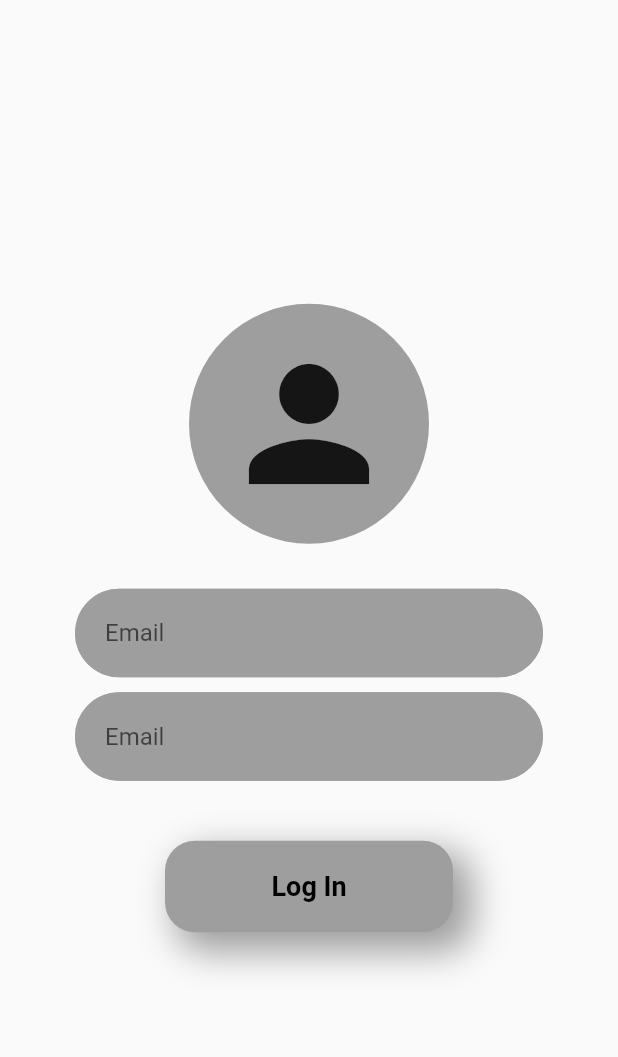
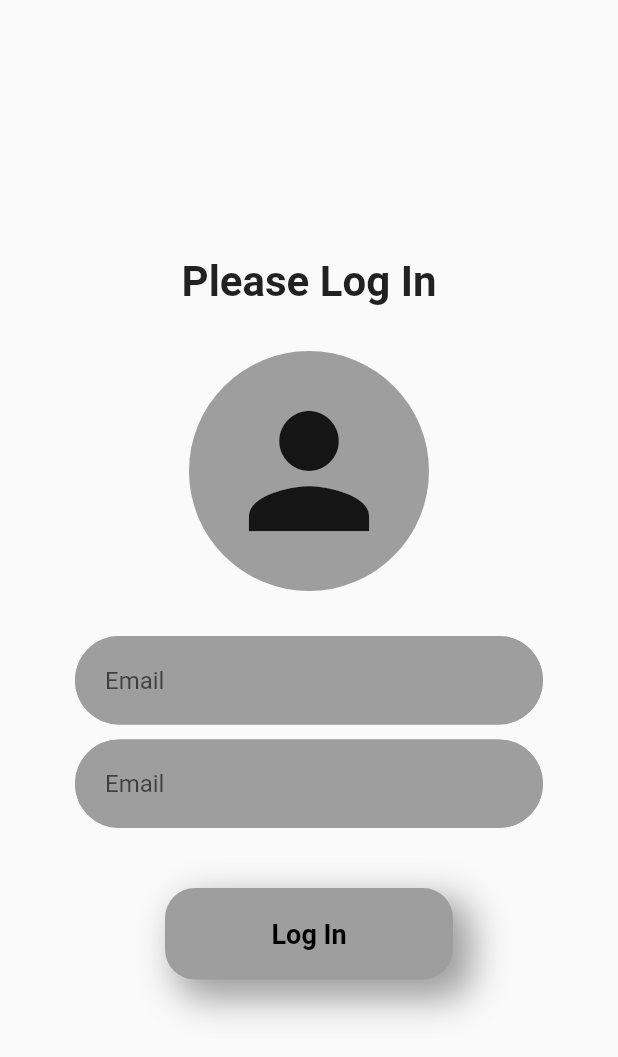
Before and after one commit to shankarkharel/quick_attendance, a Flutter app: the screen it shows after launch, after a tap on "Log In", on a phone screen of 412 x 824 dp. Shown: the top 1057 px of the screen. Run offline on Flutter 3.47's test engine with Material 2 defaults, Android fonts, the light colour scheme and no system bars.

Commit message:
update : added header text on login-screen

```diff
--- a/lib/presentation/screens/login_screen.dart
+++ b/lib/presentation/screens/login_screen.dart
@@ -21,6 +21,8 @@ class _LoginScreenState extends State<LoginScreen> {
           crossAxisAlignment: CrossAxisAlignment.stretch,
           mainAxisAlignment: MainAxisAlignment.center,
           children: [
+            Text("Please Log In", style: TextStyle(fontSize: 28, fontWeight: FontWeight.w600,), textAlign: TextAlign.center,),
+            marginSpace(vertical: 30),
             const Hero(
               tag: 'personIcon',
               child: RoundedPersonIcon(
```
